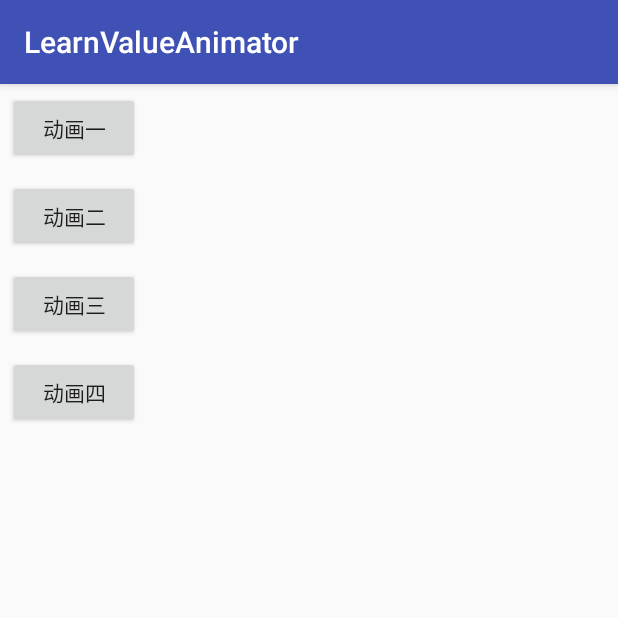
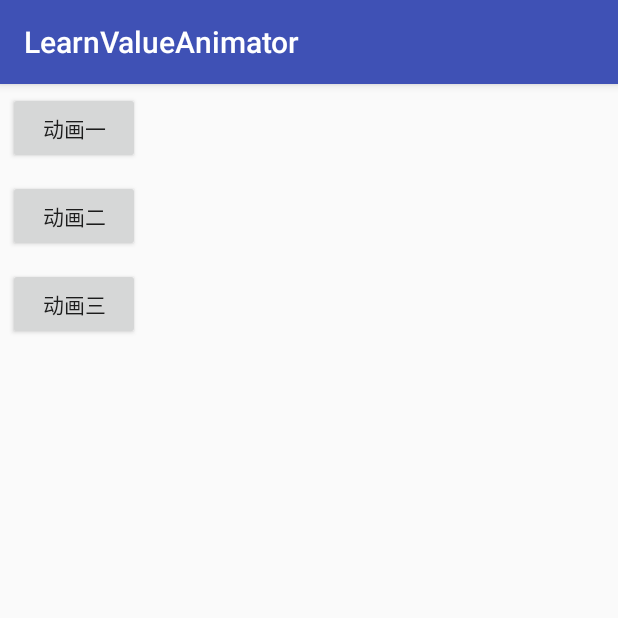
Before and after one commit to quanquanmiaomiao/LeranValueAnimator, an Android app: the screen it shows after launch (MainActivity), after a tap on "动画一", on a phone screen of 412 x 824 dp, the top half of it. Run offline under Robolectric (Android 15) with nearby library versions, the phone set to English and light mode, and no system bars.

Commit message:
删除多余代码

```diff
--- a/app/src/main/java/com/shop/com/learnvalueanimator/MainActivity.java
+++ b/app/src/main/java/com/shop/com/learnvalueanimator/MainActivity.java
@@ -35,9 +35,6 @@ public class MainActivity extends AppCompatActivity {
         raAnimator();
     }
 
-    public void onBtn4(View v) {
-        raAnimator();
-    }
 
     // 一个修改ImageView位置的方法
     private void moveImg(View view, int rawX, int rawY) {
@@ -53,7 +50,7 @@ public class MainActivity extends AppCompatActivity {
         width = layout.getWidth();
         height = layout.getHeight();
         ValueAnimator animator = ValueAnimator.ofInt(height, 0, height / 4, height / 2, height / 4 * 3, height);
-        animator.setDuration(3000);
+        animator.setDuration(6000);
         animator.setRepeatMode(2);
         animator.addUpdateListener(new ValueAnimator.AnimatorUpdateListener() {
             @Override
@@ -72,7 +69,7 @@ public class MainActivity extends AppCompatActivity {
     private void scaleAnimator() {
         final float scale = 0.5f;
         final ValueAnimator animator = ValueAnimator.ofFloat(1.0f, scale);
-        animator.setDuration(500);
+        animator.setDuration(1500);
         animator.setRepeatMode(3);
         animator.addUpdateListener(new ValueAnimator.AnimatorUpdateListener() {
             @Override
--- a/app/src/main/res/layout/activity_main.xml
+++ b/app/src/main/res/layout/activity_main.xml
@@ -29,12 +29,6 @@
         android:onClick="onBtn3"
         android:text="动画三"/>
 
-    <Button
-        android:layout_width="wrap_content"
-        android:layout_height="wrap_content"
-        android:layout_margin="5dp"
-        android:onClick="onBtn4"
-        android:text="动画四"/>
 
     <ImageView
         android:id="@+id/img"
```
